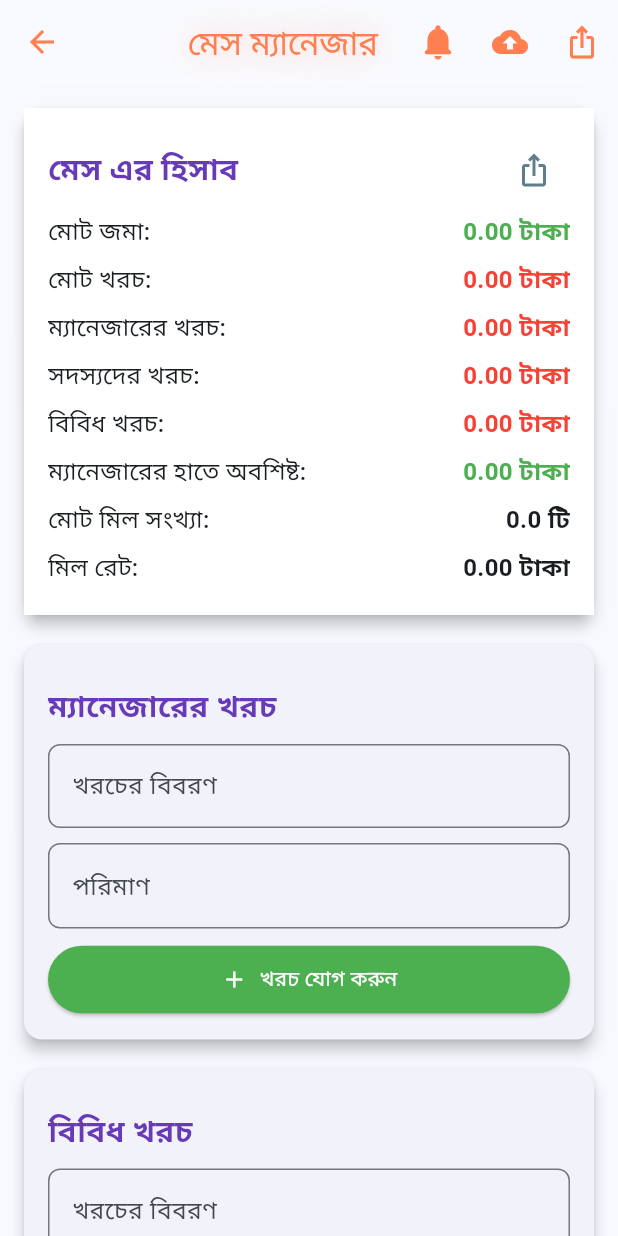
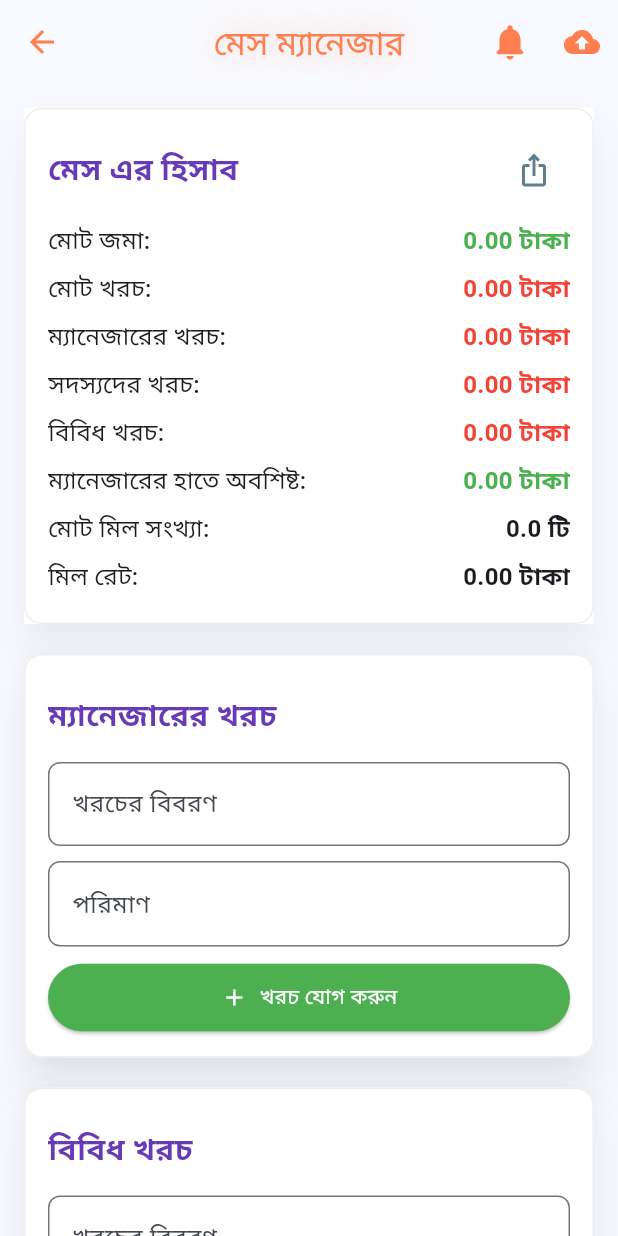
Before and after one commit to Pi-Dev-0/Pi-QBank, a Flutter app: the MessManagerPage screen opened directly, on a phone screen of 412 x 824 dp. Run offline on Flutter 3.47's test engine with Material 3 defaults, Android fonts, the phone set to English and light mode, and no system bars; our stand-ins replace connectivity_plus, file_picker, flutter_tts, image_picker, logger, open_file and 7 more; missing offline and left inert: bijoy_helper, flutter_pdfview; accounts and stored records are empty; network calls fail; Roboto replaces fonts that are missing (HindSiliguri).

Commit message:
feat: Enhance UI/UX of Mess Manager Page
Refactor the Mess Manager Page to improve visual appeal and user experience.

This commit introduces the following changes:
- **Removed Share Button:** The dedicated "Share Final Report" button has been removed from the app bar. This functionality might be integrated elsewhere or deemed less critical for the primary flow.
- **Enhanced Card Styling:** All `Card` widgets (Summary, Manager Expenses, Misc Expenses, Member Expenses) now feature:
    - Increased `elevation` from 4 to 12 for a more prominent shadow effect.
    - Added `shadowColor` (black26 or black38) for better visual depth.
    - Explicitly set `color` to `Colors.white` for consistency.
    - Added a subtle

```diff
--- a/lib/pages/mess_manager_page.dart
+++ b/lib/pages/mess_manager_page.dart
@@ -781,13 +781,6 @@ function _json(obj, code) {
               onPressed: _syncToGoogleSheets,
               tooltip: 'Google Sheets এ সিঙ্ক করুন',
             ),
-            IconButton(
-              icon: const Icon(Icons.ios_share),
-              onPressed: () => _shareKeyAsImage(
-                  _finalReportKey, 'final_report.png',
-                  text: 'ফাইনাল হিসাব'),
-              tooltip: 'ফাইনাল হিসাব শেয়ার করুন',
-            ),
           ],
         ),
         body: SingleChildScrollView(
@@ -797,10 +790,14 @@ function _json(obj, code) {
             children: [
               // Summary Section
               Card(
-                elevation: 4,
+                elevation: 12,
+                shadowColor: Colors.black26,
+                color: Colors.white,
                 margin: const EdgeInsets.only(bottom: 20),
                 shape: RoundedRectangleBorder(
-                    borderRadius: BorderRadius.circular(12)),
+                  borderRadius: BorderRadius.circular(12),
+                  side: BorderSide(color: Colors.grey.shade200),
+                ),
                 child: RepaintBoundary(
                   key: _summaryKey,
                   child: Container(
@@ -825,6 +822,7 @@ function _json(obj, code) {
                               ),
                             ],
                           ),
+                          const SizedBox(height: 6),
                           _buildCalculationRow('মোট জমা:',
                               '${_members.fold(0.0, (sum, m) => sum + m.initialDeposit).toStringAsFixed(2)} টাকা',
                               textColor: Colors.green),
@@ -861,16 +859,21 @@ function _json(obj, code) {
 
               // Manager Expenses Section
               Card(
-                elevation: 4,
+                elevation: 12,
+                shadowColor: Colors.black38,
+                color: Colors.white,
                 margin: const EdgeInsets.only(bottom: 20),
                 shape: RoundedRectangleBorder(
-                    borderRadius: BorderRadius.circular(12)),
+                  borderRadius: BorderRadius.circular(12),
+                  side: BorderSide(color: Colors.grey.shade200),
+                ),
                 child: Padding(
                   padding: const EdgeInsets.all(16.0),
                   child: Column(
                     crossAxisAlignment: CrossAxisAlignment.start,
                     children: [
                       _buildSectionTitle('ম্যানেজারের খরচ'),
+                      const SizedBox(height: 6),
                       TextField(
                         controller: _managerExpenseDescriptionController,
                         decoration: InputDecoration(
@@ -911,16 +914,21 @@ function _json(obj, code) {
 
               // Misc Expenses Section
               Card(
-                elevation: 4,
+                elevation: 12,
+                shadowColor: Colors.black38,
+                color: Colors.white,
                 margin: const EdgeInsets.only(bottom: 20),
                 shape: RoundedRectangleBorder(
-                    borderRadius: BorderRadius.circular(12)),
+                  borderRadius: BorderRadius.circular(12),
+                  side: BorderSide(color: Colors.grey.shade200),
+                ),
                 child: Padding(
                   padding: const EdgeInsets.all(16.0),
                   child: Column(
                     crossAxisAlignment: CrossAxisAlignment.start,
                     children: [
                       _buildSectionTitle('বিবিধ খরচ '),
+                      const SizedBox(height: 6),
                       TextField(
                         controller: _miscExpenseDescriptionController,
                         decoration: InputDecoration(
@@ -969,16 +977,21 @@ function _json(obj, code) {
 
               // Member Expenses Section
               Card(
-                elevation: 4,
+                elevation: 12,
+                shadowColor: Colors.black38,
+                color: Colors.white,
                 margin: const EdgeInsets.only(bottom: 20),
                 shape: RoundedRectangleBorder(
-                    borderRadius: BorderRadius.circular(12)),
+                  borderRadius: BorderRadius.circular(12),
+                  side: BorderSide(color: Colors.grey.shade200),
+                ),
                 child: Padding(
                   padding: const EdgeInsets.all(16.0),
                   child: Column(
                     crossAxisAlignment: CrossAxisAlignment.start,
                     children: [
                       _buildSectionTitle('সদস্যদের খরচ'),
+                      const SizedBox(height: 6),
                       if (_members.isNotEmpty) ...[
                         DropdownButtonFormField<String>(
                           value: _selectedExpenseMemberId.isEmpty &&
@@ -1045,16 +1058,21 @@ function _json(obj, code) {
 
               // Members and Meals Management
               Card(
-                elevation: 4,
+                elevation: 12,
+                shadowColor: Colors.black38,
+                color: Colors.white,
                 margin: const EdgeInsets.only(bottom: 20),
                 shape: RoundedRectangleBorder(
-                    borderRadius: BorderRadius.circular(12)),
+                  borderRadius: BorderRadius.circular(12),
+                  side: BorderSide(color: Colors.grey.shade200),
+                ),
                 child: Padding(
                   padding: const EdgeInsets.all(16.0),
                   child: Column(
                     crossAxisAlignment: CrossAxisAlignment.start,
                     children: [
                       _buildSectionTitle('সদস্য ও মিল ব্যবস্থাপনা'),
+                      const SizedBox(height: 6),
                       Row(
                         children: [
                           Expanded(
@@ -1113,10 +1131,14 @@ function _json(obj, code) {
 
               // Members list and meals box (separate)
               Card(
-                elevation: 4,
+                elevation: 12,
+                shadowColor: Colors.black38,
+                color: Colors.white,
                 margin: const EdgeInsets.only(bottom: 20),
                 shape: RoundedRectangleBorder(
-                    borderRadius: BorderRadius.circular(12)),
+                  borderRadius: BorderRadius.circular(12),
+                  side: BorderSide(color: Colors.grey.shade200),
+                ),
                 child: RepaintBoundary(
                   key: _membersListKey,
                   child: Container(
@@ -1140,6 +1162,7 @@ function _json(obj, code) {
                               ),
                             ],
                           ),
+                          const SizedBox(height: 6),
                           if (_members.isEmpty)
                             _emptyBox('কোনো সদস্য যোগ করা হয়নি।')
                           else
@@ -1312,10 +1335,14 @@ function _json(obj, code) {
 
               // Members' Accounts Report
               Card(
-                elevation: 4,
+                elevation: 12,
+                shadowColor: Colors.black38,
+                color: Colors.white,
                 margin: const EdgeInsets.only(bottom: 20),
                 shape: RoundedRectangleBorder(
-                    borderRadius: BorderRadius.circular(12)),
+                  borderRadius: BorderRadius.circular(12),
+                  side: BorderSide(color: Colors.grey.shade200),
+                ),
                 child: RepaintBoundary(
                   key: _finalReportKey,
                   child: Padding(
@@ -1323,8 +1350,10 @@ function _json(obj, code) {
                     child: Column(
                       crossAxisAlignment: CrossAxisAlignment.start,
                       children: [
-                        if (_reportData.isNotEmpty)
+                        if (_reportData.isNotEmpty) ...[
                           _buildSectionTitle('ফাইনাল হিসাব'),
+                          const SizedBox(height: 6),
+                        ],
                         if (_reportData.isEmpty)
                           _emptyBox('কোনো সদস্য যোগ করা হয়নি।'),
                         if (_reportData.isEmpty)
@@ -1337,6 +1366,14 @@ function _json(obj, code) {
                               key: key,
                               child: Card(
                                 margin: const EdgeInsets.only(bottom: 12),
+                                elevation: 8,
+                                shadowColor: Colors.black26,
+                                color: Colors.white,
+                                shape: RoundedRectangleBorder(
+                                  borderRadius: BorderRadius.circular(10),
+                                  side:
+                                      BorderSide(color: Colors.grey.shade200),
+                                ),
                                 child: Padding(
                                   padding: const EdgeInsets.all(12.0),
                                   child: Column(
@@ -1441,10 +1478,14 @@ function _json(obj, code) {
 
               // Expense List
               Card(
-                elevation: 4,
+                elevation: 12,
+                shadowColor: Colors.black38,
+                color: Colors.white,
                 margin: const EdgeInsets.only(bottom: 20),
                 shape: RoundedRectangleBorder(
-                    borderRadius: BorderRadius.circular(12)),
+                  borderRadius: BorderRadius.circular(12),
+                  side: BorderSide(color: Colors.grey.shade200),
+                ),
                 child: RepaintBoundary(
                   key: _expenseListKey,
                   child: Container(
@@ -1468,6 +1509,7 @@ function _json(obj, code) {
                               ),
                             ],
                           ),
+                          const SizedBox(height: 6),
                           if (_managerExpenses.isEmpty &&
                               _memberExpenses.isEmpty &&
                               _miscExpenses.isEmpty)
```
